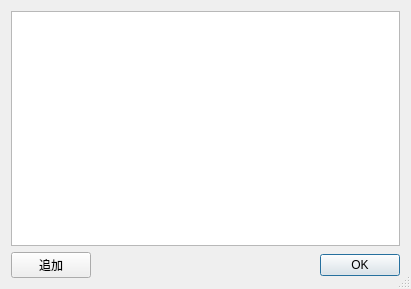
The window that btselectdlg.ui (zmatsuo/pageant-) describes before a commit, drawn with Qt 5.
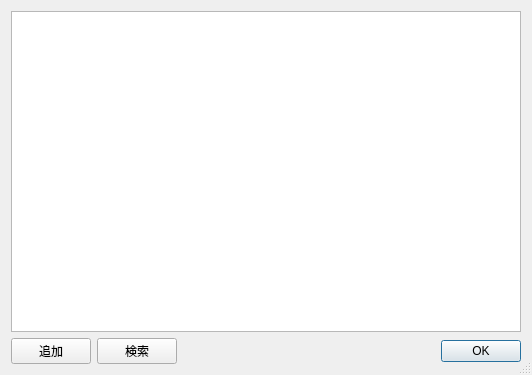
The same window after the commit.

```diff
--- a/btselectdlg.ui
+++ b/btselectdlg.ui
@@ -6,8 +6,8 @@
    <rect>
     <x>0</x>
     <y>0</y>
-    <width>411</width>
-    <height>289</height>
+    <width>532</width>
+    <height>375</height>
    </rect>
   </property>
   <property name="windowTitle">
@@ -31,6 +31,13 @@
          </property>
         </widget>
        </item>
+       <item>
+        <widget class="QPushButton" name="pushButton_2">
+         <property name="text">
+          <string>検索</string>
+         </property>
+        </widget>
+       </item>
        <item>
         <spacer name="horizontalSpacer">
          <property name="orientation">
```
